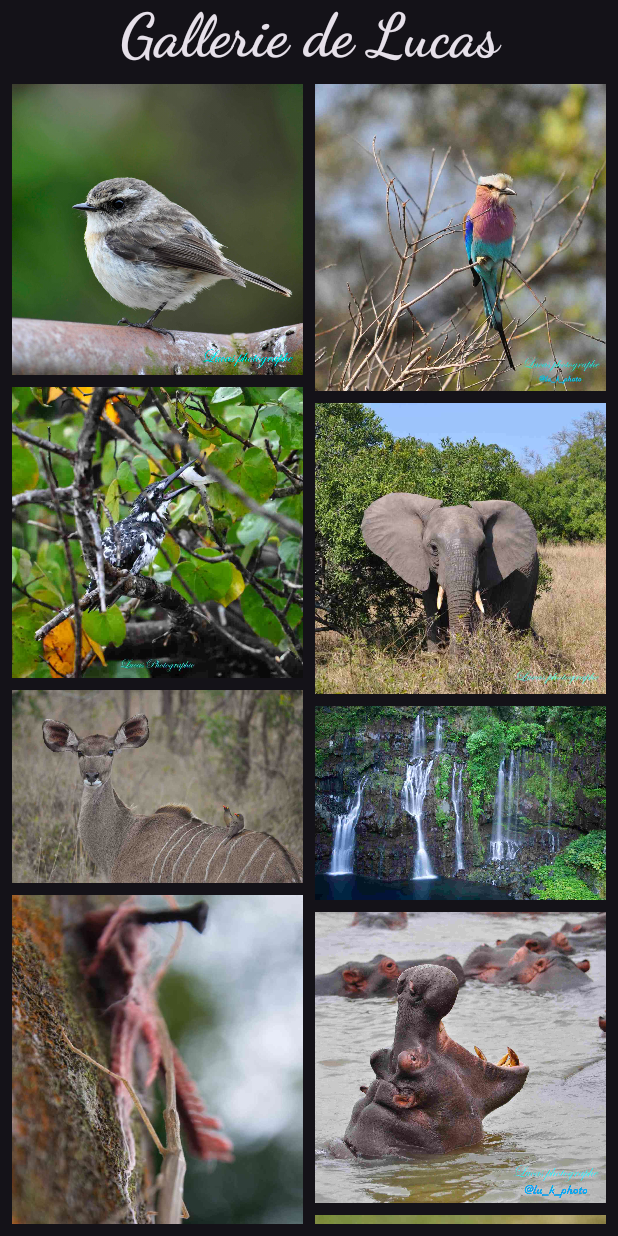
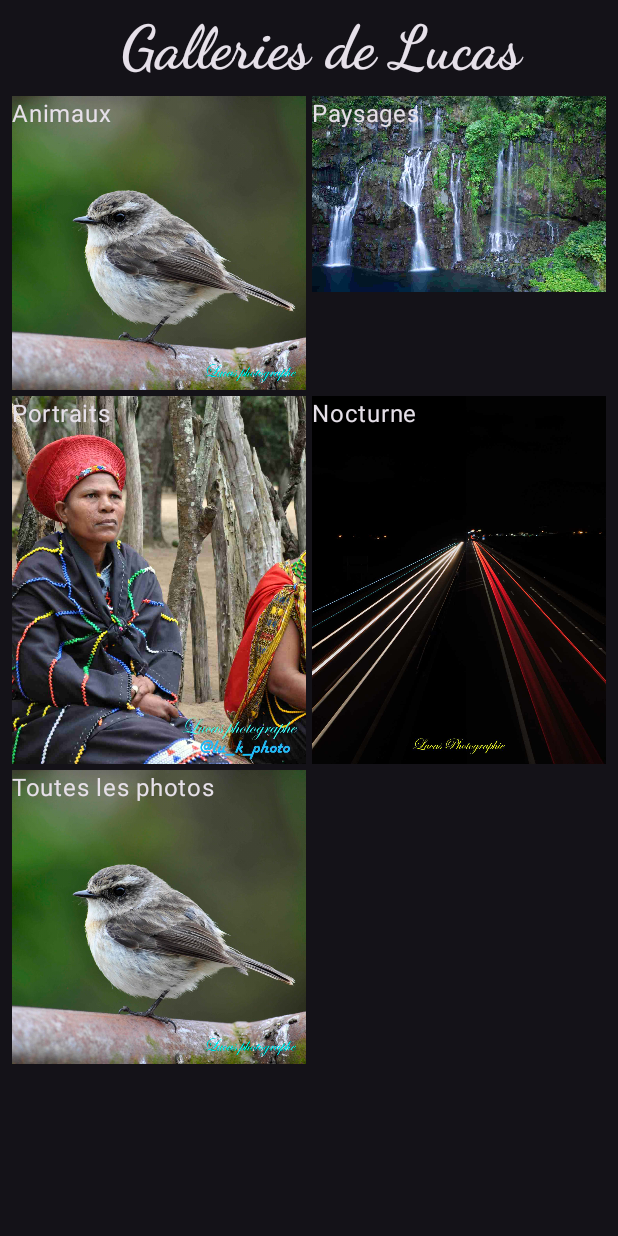
Before and after one commit to Loicas38/android_gallerie, an Android app built with Jetpack Compose: the screen it shows after launch (MainActivity), on a phone screen of 412 x 824 dp. Run offline under Robolectric (Android 15) with nearby library versions, the phone set to English and light mode, and no system bars.

Commit message:
Création de galleries par thème, et chaque fenetre est dans un fichier différent : un fichier pour la grille de galleries, un pour la grille de photos, ...

```diff
--- a/app/src/main/java/com/example/gallerie/MainActivity.kt
+++ b/app/src/main/java/com/example/gallerie/MainActivity.kt
@@ -4,42 +4,17 @@ package com.example.gallerie
 import android.os.Bundle
 import androidx.activity.ComponentActivity
 import androidx.activity.compose.setContent
-import androidx.compose.foundation.Image
-import androidx.compose.foundation.background
-import androidx.compose.foundation.clickable
-import androidx.compose.foundation.layout.Arrangement
-import androidx.compose.foundation.layout.Column
-import androidx.compose.foundation.layout.PaddingValues
 import androidx.compose.foundation.layout.fillMaxSize
-import androidx.compose.foundation.layout.fillMaxWidth
-import androidx.compose.foundation.layout.padding
-import androidx.compose.foundation.layout.wrapContentSize
-import androidx.compose.foundation.lazy.staggeredgrid.LazyVerticalStaggeredGrid
-import androidx.compose.foundation.lazy.staggeredgrid.StaggeredGridCells
-import androidx.compose.foundation.lazy.staggeredgrid.items
-import androidx.compose.foundation.shape.RoundedCornerShape
-import androidx.compose.material3.Button
-import androidx.compose.material3.Card
 import androidx.compose.material3.MaterialTheme
-import androidx.compose.material3.Scaffold
 import androidx.compose.material3.Surface
-import androidx.compose.material3.Text
 import androidx.compose.runtime.Composable
 import androidx.compose.runtime.getValue
 import androidx.compose.runtime.mutableStateOf
 import androidx.compose.runtime.remember
 import androidx.compose.runtime.setValue
-import androidx.compose.ui.Alignment
 import androidx.compose.ui.Modifier
-import androidx.compose.ui.draw.clip
-import androidx.compose.ui.graphics.Color
-import androidx.compose.ui.res.painterResource
-import androidx.compose.ui.res.stringResource
-import androidx.compose.ui.text.style.TextAlign
-import androidx.compose.ui.tooling.preview.Preview
-import androidx.compose.ui.unit.dp
-import com.example.gallerie.data.Datasource
-import com.example.gallerie.model.Picture
+import com.example.gallerie.data.RecordData
+import com.example.gallerie.model.DisplayMode
 import com.example.gallerie.ui.theme.GallerieTheme
 
 
@@ -53,7 +28,7 @@ class MainActivity : ComponentActivity() {
                     modifier = Modifier.fillMaxSize(),
                     color = MaterialTheme.colorScheme.background
                 ) {
-                    GallerieApp()
+                    GalleryApp()
                 }
             }
         }
@@ -62,111 +37,13 @@ class MainActivity : ComponentActivity() {
 
 
 @Composable
-fun GallerieApp() {
+fun GalleryApp() {
 
-    Scaffold(
-        topBar = {
-            GallerieTopAppBar()
-        }
-    ) {
-        val images = Datasource().loadPictures()
-        PictureGrid(images = images, space = it)
+
+    when (RecordData.mode) {
+        DisplayMode.GALLERIES_GRID -> MainGalleriesGrid(RecordData)
+        DisplayMode.PICTURES_GRID -> MainPicturesGrid(RecordData)
+        DisplayMode.PICTURE_DETAILS -> MainPictureDetails(RecordData)
     }
 
 }
-
-
-@Composable
-fun GallerieTopAppBar() {
-    Text(
-        stringResource(R.string.topappbar),
-        style = MaterialTheme.typography.displayLarge,
-        textAlign = TextAlign.Center,
-        modifier = Modifier.fillMaxWidth(1f)
-    )
-}
-
-
-@Composable
-fun PictureGrid(images: List<Picture>, space: PaddingValues = PaddingValues(0.dp), modifier: Modifier = Modifier) {
-    var affichage by remember { mutableStateOf(1)}
-    var grandeImage by remember { mutableStateOf(images[0]) }
-
-    if (affichage == 1) {
-        LazyVerticalStaggeredGrid(
-            columns = StaggeredGridCells.Fixed(2),
-            verticalItemSpacing = 8.dp,
-            contentPadding = space,
-            horizontalArrangement = Arrangement.spacedBy(8.dp),
-            content = {
-                items(images) { photo ->
-                    Card(
-                        shape = RoundedCornerShape(0.dp)
-                    ) {
-
-                        Image(
-                            painterResource(photo.pictureResourceId),
-                            contentDescription = null,
-                            modifier = Modifier
-                                .clip(RoundedCornerShape(0.dp))
-                                .clickable {
-                                    affichage = 2;
-                                    grandeImage = photo
-                                }
-                        )
-
-
-                        }
-
-                }
-            },
-            modifier = Modifier
-                .padding(8.dp)
-        )
-    } else {
-        Column {
-            Image(
-                painterResource(grandeImage.pictureResourceId),
-                contentDescription = null,
-                modifier = Modifier
-                    .padding(top = 100.dp, bottom = 50.dp)
-                    .fillMaxWidth(1f)
-                    .wrapContentSize(align = Alignment.Center)
-                    .clip(RoundedCornerShape(0.dp))
-            )
-
-            Text(
-                text = stringResource(grandeImage.descriptionResourceId),
-                modifier = Modifier
-                    .align(Alignment.CenterHorizontally)
-                    .background(
-                        color = Color(33, 150, 243, 255),
-                        shape = RoundedCornerShape(20.dp)
-                    )
-                    .padding(all = 30.dp)
-            )
-
-            Button(onClick = { affichage = 1 },
-                modifier = Modifier
-                    .align(Alignment.CenterHorizontally)
-                    .padding(top = 30.dp)) {
-                Text(
-                    text="retour",
-                    style = MaterialTheme.typography.headlineSmall
-                )
-            }
-        }
-
-
-    }
-
-}
-
-
-
-@Preview(name = "grille")
-@Composable
-fun Preview() {
-    val images = Datasource().loadPictures()
-    PictureGrid(images = images)
-}
--- a/app/src/main/java/com/example/gallerie/data/Datasource.kt
+++ b/app/src/main/java/com/example/gallerie/data/Datasource.kt
@@ -1,9 +1,69 @@
 package com.example.gallerie.data
 
 import com.example.gallerie.R
+import com.example.gallerie.model.Gallery
 import com.example.gallerie.model.Picture
 
 class Datasource {
+    fun loadGalleries(): List<Gallery> {
+        return listOf(
+            Gallery(
+                R.string.gallery_1,
+                listOf(
+                    Picture(R.string.tarnier, R.drawable.tarnier),
+                    Picture(R.string.oiseau_afrique, R.drawable.oiseau_afrique),
+                    Picture(R.string.oiseau_poisson, R.drawable.oiseau_poisson),
+                    Picture(R.string.elephant, R.drawable.elephant),
+                    Picture(R.string.koudou, R.drawable.koudou),
+                    Picture(R.string.brindille, R.drawable.brindille),
+                    Picture(R.string.hipopotame, R.drawable.hippopotame),
+                    Picture(R.string.gecko, R.drawable.gecko),
+                    Picture(R.string.crocodile, R.drawable.crocodile),
+                    Picture(R.string.girafon, R.drawable.girafon),
+                    Picture(R.string.lemings, R.drawable.lemings),
+                    Picture(R.string.vache, R.drawable.vache),
+                    Picture(R.string.zebre, R.drawable.zebre),
+                    Picture(R.string.zebre_noir_blanc, R.drawable.zebre_noir_blanc),
+                    Picture(R.string.elephant_2, R.drawable.oreils_pliees),
+                    Picture(R.string.girafe, R.drawable.girafe),
+                    Picture(R.string.fleur, R.drawable.fleur),
+                    Picture(R.string.chat_langue, R.drawable.chat_langue),
+                    Picture(R.string.chat_portrait, R.drawable.chat_portrait),
+                    Picture(R.string.oiseau_fleur, R.drawable.oiseau_fleur),
+                    Picture(R.string.oiseau_jaune, R.drawable.oiseau_jaune),
+                    Picture(R.string.papillon, R.drawable.papillon)
+                )
+            ),
+
+            Gallery(
+                R.string.gallery_2,
+                listOf(
+                    Picture(R.string.cascade, R.drawable.cascade)
+                )
+            ),
+
+            Gallery(
+                R.string.gallery_3,
+                listOf(
+                    Picture(R.string.zoulou, R.drawable.zoulou),
+                )
+            ),
+
+            Gallery(
+                R.string.gallery_4,
+                listOf(
+                    Picture(R.string.nuit_1, R.drawable.nuit_1)
+                )
+            ),
+
+            Gallery(
+                R.string.all_gallerys,
+                loadPictures()
+            )
+        )
+    }
+
+
     fun loadPictures(): List<Picture> {
         return listOf(
             Picture(R.string.tarnier, R.drawable.tarnier),
--- /dev/null
+++ b/app/src/main/java/com/example/gallerie/data/RecordData.kt
@@ -0,0 +1,15 @@
+package com.example.gallerie.data
+
+import androidx.annotation.DrawableRes
+import com.example.gallerie.model.DisplayMode
+import com.example.gallerie.model.Gallery
+import com.example.gallerie.model.Picture
+
+object RecordData {
+    // to record the current mode of display
+    var mode: DisplayMode = DisplayMode.GALLERIES_GRID
+    //the sungle picture to display
+    var DetailedPicture: Picture = Datasource().loadPictures()[0]
+    // the gallery to display
+    var GalleryObject: Gallery = Datasource().loadGalleries()[0]
+}
--- /dev/null
+++ b/app/src/main/java/com/example/gallerie/galleriesGrid.kt
@@ -0,0 +1,97 @@
+package com.example.gallerie
+
+import androidx.compose.foundation.Image
+import androidx.compose.foundation.clickable
+import androidx.compose.foundation.layout.Arrangement
+import androidx.compose.foundation.layout.Box
+import androidx.compose.foundation.layout.PaddingValues
+import androidx.compose.foundation.layout.fillMaxSize
+import androidx.compose.foundation.layout.fillMaxWidth
+import androidx.compose.foundation.layout.padding
+import androidx.compose.foundation.lazy.grid.GridCells
+import androidx.compose.foundation.lazy.grid.LazyVerticalGrid
+import androidx.compose.foundation.lazy.grid.items
+import androidx.compose.material3.CenterAlignedTopAppBar
+import androidx.compose.material3.ExperimentalMaterial3Api
+import androidx.compose.material3.MaterialTheme
+import androidx.compose.material3.Scaffold
+import androidx.compose.material3.Text
+import androidx.compose.runtime.Composable
+import androidx.compose.runtime.getValue
+import androidx.compose.runtime.mutableStateOf
+import androidx.compose.runtime.remember
+import androidx.compose.runtime.setValue
+import androidx.compose.ui.Alignment
+import androidx.compose.ui.Modifier
+import androidx.compose.ui.res.dimensionResource
+import androidx.compose.ui.res.painterResource
+import androidx.compose.ui.res.stringResource
+import androidx.compose.ui.text.style.TextAlign
+import androidx.compose.ui.unit.dp
+import com.example.gallerie.data.Datasource
+import com.example.gallerie.data.RecordData
+import com.example.gallerie.model.DisplayMode
+
+@Composable
+fun MainGalleriesGrid(data: RecordData) {
+    Scaffold (
+        topBar = {GalleriesGridTopAppBar()}
+    ){
+        GalleriesGrid(data = data, it)
+    }
+}
+
+
+@OptIn(ExperimentalMaterial3Api::class)
+@Composable
+fun GalleriesGridTopAppBar() {
+    CenterAlignedTopAppBar(
+        title = {
+            Text(
+                text = stringResource(R.string.galleries_grid_top_app_bar),
+                style = MaterialTheme.typography.displayLarge,
+                textAlign = TextAlign.Center,
+                modifier = Modifier
+                    .fillMaxWidth(1f)
+            )
+        }
+    )
+}
+
+
+
+@Composable
+fun GalleriesGrid(data: RecordData, space: PaddingValues){
+
+    LazyVerticalGrid(
+        columns = GridCells.Fixed(2),
+        contentPadding = space,
+        verticalArrangement = Arrangement.spacedBy(dimensionResource(R.dimen.small_padding)),
+        horizontalArrangement = Arrangement.spacedBy(dimensionResource(R.dimen.small_padding)),
+        modifier = Modifier
+            .padding(
+                start = dimensionResource(R.dimen.normal_padding),
+                end = dimensionResource(R.dimen.normal_padding)
+            )
+
+    ) {
+        items(Datasource().loadGalleries()){
+            Box(
+                modifier = Modifier.clickable {
+                    data.mode = DisplayMode.PICTURES_GRID;
+                    data.GalleryObject = it
+                }
+            ){
+                Image(
+                    painter = painterResource(it.picturesList[0].pictureResourceId),
+                    contentDescription = null
+                )
+
+                Text(
+                    text = stringResource(it.galleryName)
+                )
+            }
+        }
+    }
+
+}
--- /dev/null
+++ b/app/src/main/java/com/example/gallerie/model/DisplayMode.kt
@@ -0,0 +1,5 @@
+package com.example.gallerie.model
+
+enum class DisplayMode {
+    GALLERIES_GRID, PICTURES_GRID, PICTURE_DETAILS
+}
--- /dev/null
+++ b/app/src/main/java/com/example/gallerie/model/Gallery.kt
@@ -0,0 +1,8 @@
+package com.example.gallerie.model
+
+import androidx.annotation.StringRes
+
+data class Gallery(
+    @StringRes val galleryName: Int,
+    val picturesList: List<Picture>
+)
--- a/app/src/main/res/values/dimens.xml
+++ b/app/src/main/res/values/dimens.xml
@@ -2,4 +2,7 @@
 <resources>
     <dimen name="image_size">64dp</dimen>
 
+    <dimen name="small_padding">4dp</dimen>
+    <dimen name="normal_padding">8dp</dimen>
+
 </resources>
--- a/app/src/main/res/values/strings.xml
+++ b/app/src/main/res/values/strings.xml
@@ -1,6 +1,9 @@
 <resources>
     <string name="app_name">gallerie</string>
-    <string name="topappbar">Gallerie de Lucas</string>
+
+    <string name="galleries_grid_top_app_bar">Galleries de Lucas</string>
+    <string name="picture_details_top_app_bar">Présentation de la photo</string>
+
     <string name="tarnier">tarnier de la Réunion</string>
     <string name="oiseau_afrique">petit oiseau africain dans le parc Kruger</string>
     <string name="oiseau_poisson">petit oiseau Africain vu à sainte Lucie</string>
@@ -28,4 +31,12 @@
     <string name="chat_langue">Erdeven</string>
     <string name="chat_portrait">Erdeven</string>
     <string name="coquillage">Erdeven</string>
+
+    <string name="gallery_1">Animaux</string>
+    <string name="gallery_2">Paysages</string>
+    <string name="gallery_3">Portraits</string>
+    <string name="gallery_4">Nocturne</string>
+    <string name="all_gallerys">Toutes les photos</string>
+
+
 </resources>
```
Also changed, not shown: app/src/main/java/com/example/gallerie/pictureDetails.kt (added, +100 -0 lines), app/src/main/java/com/example/gallerie/picturesGrid.kt (added, +109 -0 lines).
